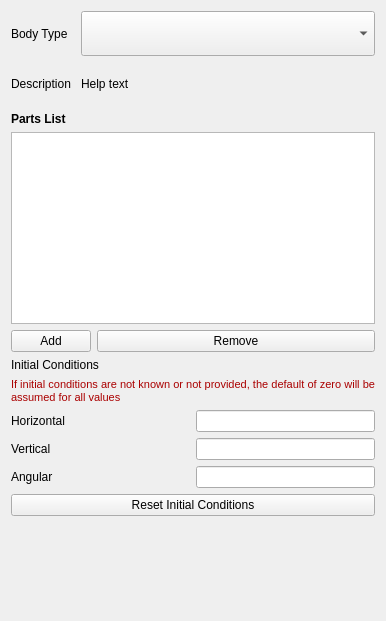
Qt form TaskPanelDapBodies.ui (ljplessis/Nikra-DAP) before a commit.
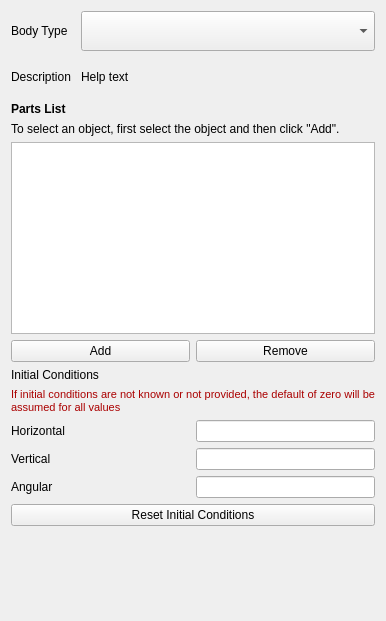
The same form after that commit. Custom widgets are drawn as their Qt base class.

What changed in the file:
```diff
--- a/TaskPanelDapBodies.ui
+++ b/TaskPanelDapBodies.ui
@@ -135,11 +135,34 @@
     </layout>
    </item>
    <item row="1" column="0" colspan="2">
-    <layout class="QFormLayout" name="formLayout_2">
+    <layout class="QGridLayout" name="gridLayout_2">
      <property name="verticalSpacing">
       <number>6</number>
      </property>
-     <item row="1" column="0">
+     <item row="2" column="0" colspan="2">
+      <widget class="QListWidget" name="partList">
+       <property name="sizePolicy">
+        <sizepolicy hsizetype="Expanding" vsizetype="Expanding">
+         <horstretch>0</horstretch>
+         <verstretch>0</verstretch>
+        </sizepolicy>
+       </property>
+      </widget>
+     </item>
+     <item row="3" column="1">
+      <widget class="QPushButton" name="buttonRemovePart">
+       <property name="sizePolicy">
+        <sizepolicy hsizetype="Expanding" vsizetype="Expanding">
+         <horstretch>0</horstretch>
+         <verstretch>0</verstretch>
+        </sizepolicy>
+       </property>
+       <property name="text">
+        <string>Remove</string>
+       </property>
+      </widget>
+     </item>
+     <item row="0" column="0">
       <widget class="QLabel" name="label_2">
        <property name="sizePolicy">
         <sizepolicy hsizetype="Expanding" vsizetype="Expanding">
@@ -149,6 +172,7 @@
        </property>
        <property name="font">
         <font>
+         <weight>75</weight>
          <bold>true</bold>
         </font>
        </property>
@@ -157,16 +181,6 @@
        </property>
       </widget>
      </item>
-     <item row="2" column="0" colspan="2">
-      <widget class="QListWidget" name="partList">
-       <property name="sizePolicy">
-        <sizepolicy hsizetype="Expanding" vsizetype="Expanding">
-         <horstretch>0</horstretch>
-         <verstretch>0</verstretch>
-        </sizepolicy>
-       </property>
-      </widget>
-     </item>
      <item row="3" column="0">
       <widget class="QPushButton" name="buttonAddPart">
        <property name="sizePolicy">
@@ -180,16 +194,13 @@
        </property>
       </widget>
      </item>
-     <item row="3" column="1">
-      <widget class="QPushButton" name="buttonRemovePart">
-       <property name="sizePolicy">
-        <sizepolicy hsizetype="Expanding" vsizetype="Expanding">
-         <horstretch>0</horstretch>
-         <verstretch>0</verstretch>
-        </sizepolicy>
-       </property>
+     <item row="1" column="0" colspan="2">
+      <widget class="QLabel" name="label_3">
        <property name="text">
-        <string>Remove</string>
+        <string>To select an object, first select the object and then click &quot;Add&quot;.</string>
+       </property>
+       <property name="wordWrap">
+        <bool>true</bool>
        </property>
       </widget>
      </item>
```
